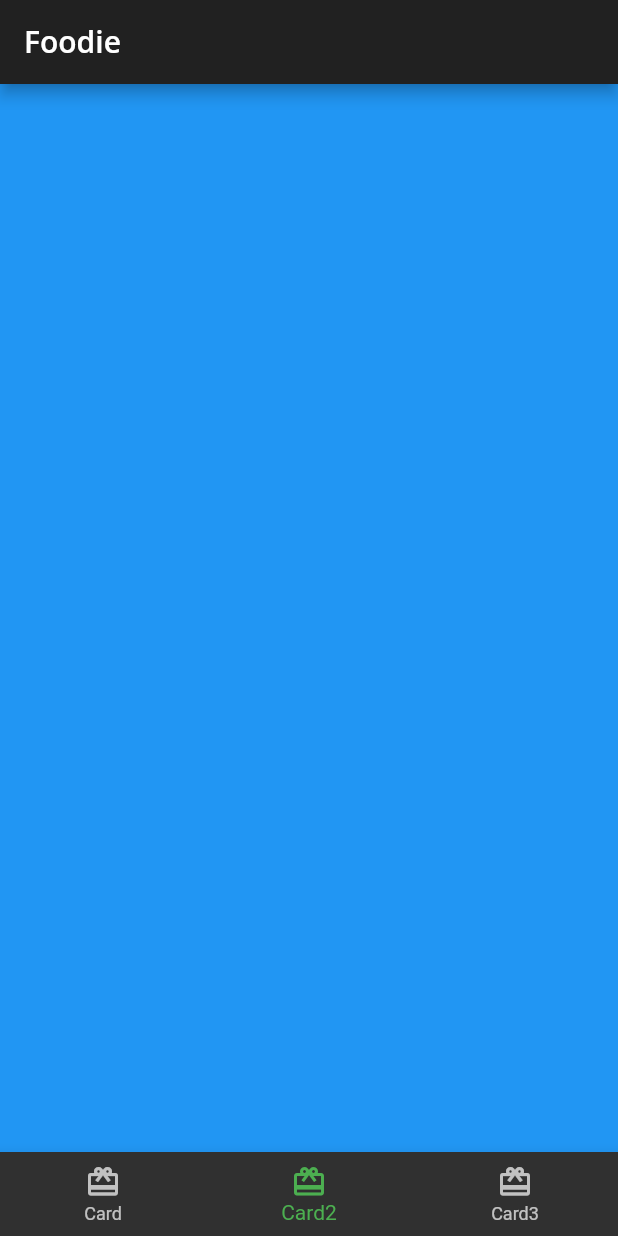
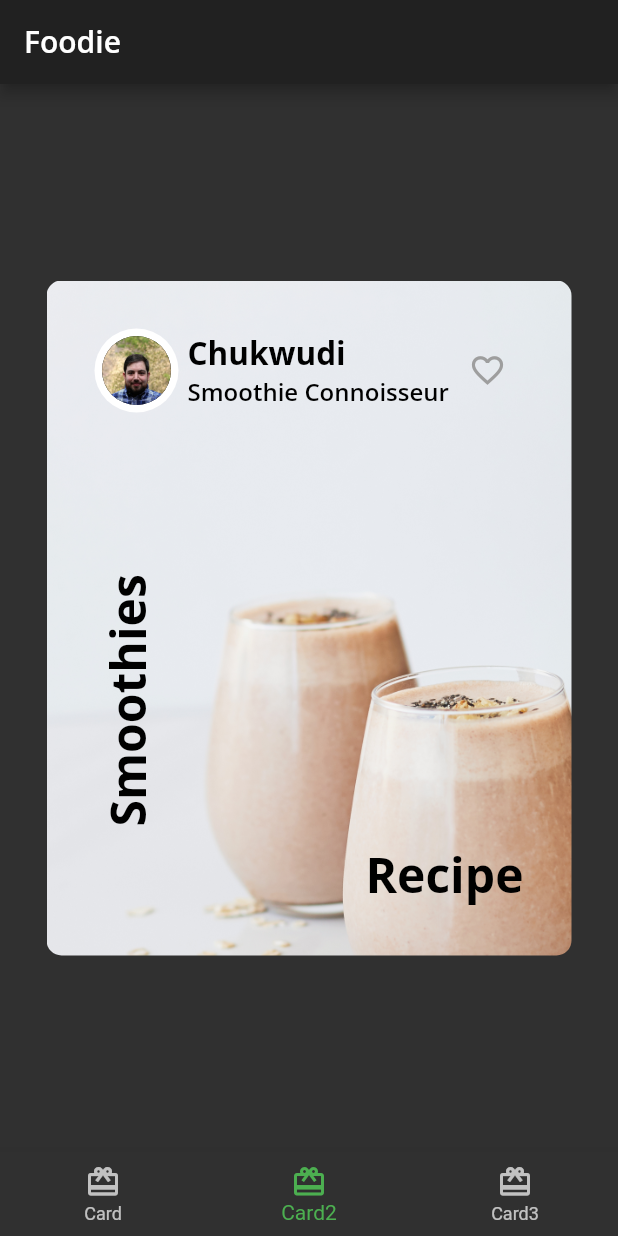
Before and after one commit to Wowo-chukwudi/foodie, a Flutter app: the screen it shows after launch, item 2 of the bottom bar chosen, on a phone screen of 412 x 824 dp. Run offline on Flutter 3.47's test engine with Material 2 defaults, Android fonts, the phone set to English and light mode, and no system bars; our stand-ins replace google_fonts.

Commit message:
created cards 1&2

```diff
--- /dev/null
+++ b/lib/authorcard.dart
@@ -0,0 +1,65 @@
+import 'package:flutter/material.dart';
+import 'package:foodie/foodie_theme.dart';
+
+import 'circle_image.dart';
+
+class AuthorCard extends StatelessWidget {
+  const AuthorCard(
+      {Key? key,
+      required this.authorName,
+      required this.title,
+      this.imageProvider})
+      : super(key: key);
+
+  final String authorName;
+  final String title;
+  final ImageProvider? imageProvider;
+
+  @override
+  Widget build(BuildContext context) {
+    //TODO: Replace this container
+    return Container(
+      padding: const EdgeInsets.all(16),
+      child: Row(
+        mainAxisAlignment: MainAxisAlignment.spaceBetween,
+        children: [
+          Row(
+            children: [
+              CircleImage(
+                imageProvider: imageProvider,
+                imageRadius: 28,
+              ),
+              const SizedBox(
+                width: 6,
+              ),
+              Column(
+                crossAxisAlignment: CrossAxisAlignment.start,
+                children: [
+                  Text(
+                    authorName,
+                    style: FoodieTheme.lightTextTheme.headline2,
+                  ),
+                  Text(
+                    title,
+                    style: FoodieTheme.lightTextTheme.headline3,
+                  ),
+                ],
+              )
+            ],
+          ),
+          IconButton(
+            onPressed: () {
+              const snackBar = SnackBar(
+                content: Text('You liked this recipe'),
+              );
+              ScaffoldMessenger.of(context).showSnackBar(snackBar);
+            },
+            icon: const Icon(Icons.favorite_border),
+            iconSize: 25,
+            color: Colors.grey,
+          )
+        ],
+      ),
+    );
+  }
+}
--- a/lib/card1.dart
+++ b/lib/card1.dart
@@ -13,9 +13,20 @@ class Card1 extends StatelessWidget {
   @override
   Widget build(BuildContext context) {
     return Center(
-      //TODO: Decorate Card1 Container
+      //Decorated Card1 Container
       child: Container(
-        //TODO: Add a stack of texts
+        padding: const EdgeInsets.all(16),
+        constraints: const BoxConstraints.expand(
+          width: 350,
+          height: 450,
+        ),
+        decoration: const BoxDecoration(
+            image: DecorationImage(
+                image: AssetImage('assets/mag1.png'), fit: BoxFit.cover),
+            borderRadius: BorderRadius.all(
+              Radius.circular(10.0),
+            )),
+        //Added a stack of texts
         child: Stack(
           children: [
             Text(
@@ -47,18 +58,6 @@ class Card1 extends StatelessWidget {
             ),
           ],
         ),
-
-        padding: const EdgeInsets.all(16),
-        constraints: const BoxConstraints.expand(
-          width: 350,
-          height: 450,
-        ),
-        decoration: const BoxDecoration(
-            image: DecorationImage(
-                image: AssetImage('assets/mag1.png'), fit: BoxFit.cover),
-            borderRadius: BorderRadius.all(
-              Radius.circular(10.0),
-            )),
       ),
     );
   }
--- /dev/null
+++ b/lib/card2.dart
@@ -0,0 +1,67 @@
+import 'package:flutter/material.dart';
+
+import 'foodie_theme.dart';
+import 'authorcard.dart';
+
+class Card2 extends StatelessWidget {
+  const Card2({Key? key}) : super(key: key);
+
+  final String name = 'Blezzi goat';
+  final String title = 'Smoothie Connoisseur';
+  final String recipe = 'Recipe';
+  final String recipeName = 'Smoothie';
+
+  @override
+  Widget build(BuildContext context) {
+    return Center(
+      child: Container(
+        padding: const EdgeInsets.all(16),
+        constraints: const BoxConstraints.expand(
+          width: 350,
+          height: 450,
+        ),
+        decoration: const BoxDecoration(
+            image: DecorationImage(
+                image: AssetImage('assets/mag5.png'), fit: BoxFit.cover),
+            borderRadius: BorderRadius.all(
+              Radius.circular(10.0),
+            )),
+        child: Column(
+          children: [
+            // Added Authorcard
+            const AuthorCard(
+              authorName: 'Chukwudi',
+              title: 'Smoothie Connoisseur',
+              imageProvider: AssetImage('assets/author_katz.jpeg'),
+            ),
+            // added positioned stack
+
+            Expanded(
+                child: Stack(
+              children: [
+                Positioned(
+                  bottom: 16,
+                  right: 16,
+                  child: Text(
+                    'Recipe',
+                    style: FoodieTheme.lightTextTheme.headline1,
+                  ),
+                ),
+                Positioned(
+                  bottom: 70,
+                  left: 16,
+                  child: RotatedBox(
+                      quarterTurns: 3,
+                      child: Text(
+                        'Smoothies',
+                        style: FoodieTheme.lightTextTheme.headline1,
+                      )),
+                ),
+              ],
+            ))
+          ],
+        ),
+      ),
+    );
+  }
+}
--- /dev/null
+++ b/lib/circle_image.dart
@@ -0,0 +1,21 @@
+import 'package:flutter/material.dart';
+
+class CircleImage extends StatelessWidget {
+  const CircleImage({Key? key, this.imageProvider, this.imageRadius})
+      : super(key: key);
+
+  final double? imageRadius;
+  final ImageProvider? imageProvider;
+
+  @override
+  Widget build(BuildContext context) {
+    return CircleAvatar(
+      backgroundColor: Colors.white,
+      radius: imageRadius,
+      child: CircleAvatar(
+        backgroundImage: imageProvider,
+        radius: imageRadius! - 5,
+      ),
+    );
+  }
+}
--- a/lib/home.dart
+++ b/lib/home.dart
@@ -1,4 +1,5 @@
 import 'package:flutter/material.dart';
+import 'package:foodie/card2.dart';
 
 import 'card1.dart';
 
@@ -16,10 +17,8 @@ class _HomeState extends State<Home> {
   static List<Widget> pages = <Widget>[
     //Replaced with Card1
     const Card1(),
-    //TODO: Replace with Card2
-    Container(
-      color: Colors.blue,
-    ),
+    //Replaced with Card2
+    const Card2(),
     //TODO: Replace with Card3
     Container(
       color: Colors.green,
```
